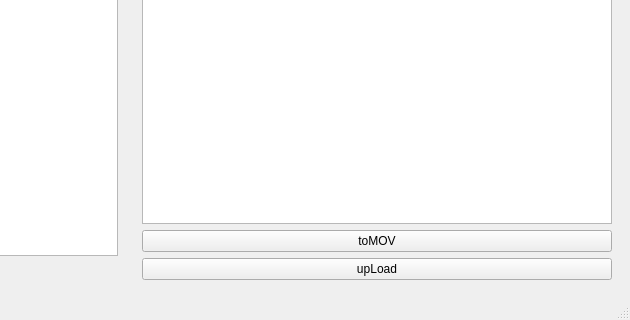
Before: the Qt Designer form resource/convert2movUI.ui in TianD/TianD_convert2mov, drawn with Qt 5; both pictures show x 434 to 1064 and y 312 to 632 of the 1064 by 632 pixel window.
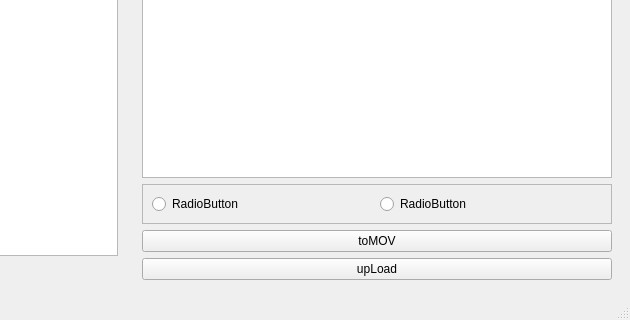
After: the same form once the commit is applied. Icons and pictures are not drawn.

```diff
--- a/resource/convert2movUI.ui
+++ b/resource/convert2movUI.ui
@@ -99,6 +99,32 @@
        <item>
         <widget class="QTextBrowser" name="descriptionBrowser"/>
        </item>
+       <item>
+        <widget class="QFrame" name="frame">
+         <property name="frameShape">
+          <enum>QFrame::StyledPanel</enum>
+         </property>
+         <property name="frameShadow">
+          <enum>QFrame::Raised</enum>
+         </property>
+         <layout class="QHBoxLayout" name="horizontalLayout_3">
+          <item>
+           <widget class="QRadioButton" name="radioButton">
+            <property name="text">
+             <string>RadioButton</string>
+            </property>
+           </widget>
+          </item>
+          <item>
+           <widget class="QRadioButton" name="radioButton_2">
+            <property name="text">
+             <string>RadioButton</string>
+            </property>
+           </widget>
+          </item>
+         </layout>
+        </widget>
+       </item>
        <item>
         <widget class="QPushButton" name="toMOVBtn">
          <property name="text">
```
